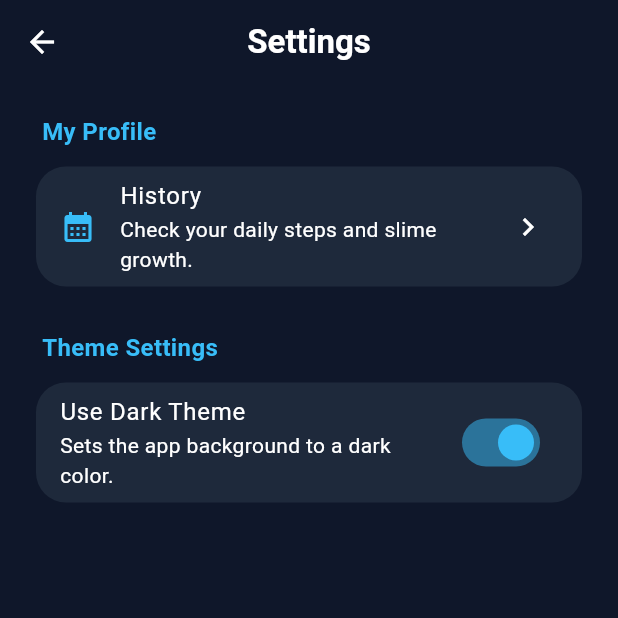
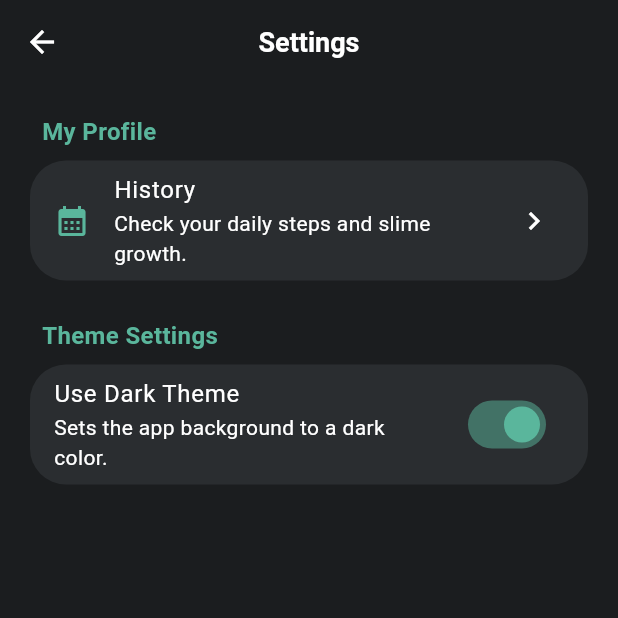
Before and after one commit to dduddupark/EnergySlime, a Flutter app: the screen it shows after launch, after a tap on the "settings" icon, on a phone screen of 412 x 824 dp, the top half of it. Run offline on Flutter 3.47's test engine with Material 3 defaults, Android fonts, the phone set to English and light mode, and no system bars; our stand-ins replace google_fonts, pedometer, permission_handler, shared_preferences, sqflite, table_calendar; missing offline and left inert: flutter_foreground_task, health; accounts and stored records are empty.

Commit message:
style: apply Soft Pastel Round theme UI redesign

```diff
--- a/lib/main.dart
+++ b/lib/main.dart
@@ -3,6 +3,7 @@ import 'ui/dashboard/dashboard_screen.dart';
 import 'package:flutter_foreground_task/flutter_foreground_task.dart';
 import 'core/theme/theme_manager.dart';
 import 'package:stepflow/l10n/app_localizations.dart';
+import 'package:google_fonts/google_fonts.dart';
 
 void main() {
   FlutterForegroundTask.initCommunicationPort();
@@ -25,28 +26,70 @@ class MyApp extends StatelessWidget {
           themeMode: themeManager.themeMode,
           theme: ThemeData(
             brightness: Brightness.light,
-            scaffoldBackgroundColor: const Color(0xFFF1F5F9), // Slate 100
+            scaffoldBackgroundColor: const Color(0xFFF8F9FA), // 아주 연한 그레이 (Soft Pastel)
             appBarTheme: const AppBarTheme(
-              backgroundColor: Color(0xFFF1F5F9),
-              foregroundColor: Color(0xFF0F172A),
+              backgroundColor: Color(0xFFF8F9FA),
+              foregroundColor: Color(0xFF212529),
               elevation: 0,
+              centerTitle: true,
+              titleTextStyle: TextStyle(fontWeight: FontWeight.bold, fontSize: 18, color: Color(0xFF212529)),
             ),
             colorScheme: const ColorScheme.light(
-              primary: Color(0xFF38BDF8),
+              primary: Color(0xFF6EDABC), // 민트 블루
               surface: Colors.white,
+              onSurface: Color(0xFF212529),
+            ),
+            textTheme: GoogleFonts.nanumGothicTextTheme(ThemeData.light().textTheme),
+            cardTheme: CardThemeData(
+              elevation: 4,
+              shadowColor: Colors.black.withOpacity(0.05),
+              shape: RoundedRectangleBorder(borderRadius: BorderRadius.circular(24.0)),
+              margin: EdgeInsets.zero,
+            ),
+            elevatedButtonTheme: ElevatedButtonThemeData(
+              style: ElevatedButton.styleFrom(
+                backgroundColor: const Color(0xFF6EDABC),
+                foregroundColor: Colors.white,
+                elevation: 4,
+                shadowColor: Colors.black.withOpacity(0.05),
+                shape: RoundedRectangleBorder(borderRadius: BorderRadius.circular(24.0)),
+                padding: const EdgeInsets.symmetric(horizontal: 24, vertical: 12),
+                textStyle: const TextStyle(fontWeight: FontWeight.bold),
+              ),
             ),
           ),
           darkTheme: ThemeData(
             brightness: Brightness.dark,
-            scaffoldBackgroundColor: const Color(0xFF0F172A),
+            scaffoldBackgroundColor: const Color(0xFF1B1D1F),
             appBarTheme: const AppBarTheme(
-              backgroundColor: Color(0xFF0F172A),
+              backgroundColor: Color(0xFF1B1D1F),
               foregroundColor: Colors.white,
               elevation: 0,
+              centerTitle: true,
+              titleTextStyle: TextStyle(fontWeight: FontWeight.bold, fontSize: 18, color: Colors.white),
             ),
             colorScheme: const ColorScheme.dark(
-              primary: Color(0xFF38BDF8),
-              surface: Color(0xFF1E293B),
+              primary: Color(0xFF5AB69C),
+              surface: Color(0xFF2A2D30),
+              onSurface: Colors.white,
+            ),
+            textTheme: GoogleFonts.nanumGothicTextTheme(ThemeData.dark().textTheme),
+            cardTheme: CardThemeData(
+              elevation: 4,
+              shadowColor: Colors.white.withOpacity(0.05),
+              shape: RoundedRectangleBorder(borderRadius: BorderRadius.circular(24.0)),
+              margin: EdgeInsets.zero,
+            ),
+            elevatedButtonTheme: ElevatedButtonThemeData(
+              style: ElevatedButton.styleFrom(
+                backgroundColor: const Color(0xFF5AB69C),
+                foregroundColor: Colors.white,
+                elevation: 4,
+                shadowColor: Colors.white.withOpacity(0.05),
+                shape: RoundedRectangleBorder(borderRadius: BorderRadius.circular(24.0)),
+                padding: const EdgeInsets.symmetric(horizontal: 24, vertical: 12),
+                textStyle: const TextStyle(fontWeight: FontWeight.bold),
+              ),
             ),
           ),
           home: const WithForegroundTask(child: DashboardScreenWrapper()),
--- a/lib/ui/dashboard/dashboard_screen.dart
+++ b/lib/ui/dashboard/dashboard_screen.dart
@@ -243,7 +243,7 @@ class _DashboardScreenState extends State<DashboardScreen> with WidgetsBindingOb
               margin: const EdgeInsets.symmetric(vertical: 12, horizontal: 4),
               decoration: BoxDecoration(
                 color: colorScheme.primary.withOpacity(0.1),
-                borderRadius: BorderRadius.circular(20),
+                borderRadius: BorderRadius.circular(24.0),
               ),
               child: Row(
                 children: [
@@ -277,7 +277,7 @@ class _DashboardScreenState extends State<DashboardScreen> with WidgetsBindingOb
                   margin: EdgeInsets.only(bottom: 20),
                   decoration: BoxDecoration(
                     color: Colors.orange.withOpacity(0.2),
-                    borderRadius: BorderRadius.circular(12),
+                    borderRadius: BorderRadius.circular(24.0),
                     border: Border.all(color: Colors.orange),
                   ),
                   child: Row(
@@ -335,7 +335,7 @@ class _DashboardScreenState extends State<DashboardScreen> with WidgetsBindingOb
       width: double.infinity,
       decoration: BoxDecoration(
         color: colorScheme.surface,
-        borderRadius: BorderRadius.circular(30),
+        borderRadius: BorderRadius.circular(24.0),
         boxShadow: [
           BoxShadow(
             color: Colors.black.withOpacity(0.05),
@@ -349,7 +349,7 @@ class _DashboardScreenState extends State<DashboardScreen> with WidgetsBindingOb
           if (bgItem != null)
             Positioned.fill(
               child: ClipRRect(
-                borderRadius: BorderRadius.circular(30),
+                borderRadius: BorderRadius.circular(24.0),
                 child: Opacity(
                   opacity: 0.3,
                   child: FittedBox(
@@ -360,7 +360,7 @@ class _DashboardScreenState extends State<DashboardScreen> with WidgetsBindingOb
               ),
             ),
           Padding(
-            padding: EdgeInsets.all(25),
+            padding: const EdgeInsets.all(20),
             child: Column(
               children: [
                 SlimeCharacter(
@@ -505,10 +505,10 @@ class _DashboardScreenState extends State<DashboardScreen> with WidgetsBindingOb
 
   Widget _buildStatCard(ColorScheme colorScheme, String title, String value, String unit, IconData icon, Color color) {
     return Container(
-      padding: EdgeInsets.all(20),
+      padding: const EdgeInsets.all(20),
       decoration: BoxDecoration(
         color: colorScheme.surface,
-        borderRadius: BorderRadius.circular(20),
+        borderRadius: BorderRadius.circular(24.0),
         boxShadow: [
           BoxShadow(
             color: Colors.black.withOpacity(0.05),
--- a/lib/ui/settings/history_screen.dart
+++ b/lib/ui/settings/history_screen.dart
@@ -143,7 +143,7 @@ class _HistoryScreenState extends State<HistoryScreen> {
                   Container(
                     decoration: BoxDecoration(
                       color: colorScheme.surface,
-                      borderRadius: BorderRadius.circular(30),
+                      borderRadius: BorderRadius.circular(24.0),
                       boxShadow: [
                         BoxShadow(
                           color: Colors.black.withOpacity(0.05),
@@ -152,7 +152,7 @@ class _HistoryScreenState extends State<HistoryScreen> {
                         ),
                       ],
                     ),
-                    padding: const EdgeInsets.all(15),
+                    padding: const EdgeInsets.all(20),
                     child: TableCalendar(
                       locale: localeStr,
                       firstDay: DateTime.utc(2023, 1, 1),
--- a/lib/ui/settings/settings_screen.dart
+++ b/lib/ui/settings/settings_screen.dart
@@ -28,11 +28,11 @@ class SettingsScreen extends StatelessWidget {
           Card(
             elevation: 0,
             color: Theme.of(context).colorScheme.surface,
-            shape: RoundedRectangleBorder(borderRadius: BorderRadius.circular(20)),
+            shape: RoundedRectangleBorder(borderRadius: BorderRadius.circular(24.0)),
             child: Column(
               children: [
                 ListTile(
-                  leading: const Icon(Icons.calendar_month, color: Color(0xFF38BDF8)),
+                  leading: Icon(Icons.calendar_month, color: Theme.of(context).colorScheme.primary),
                   title: Text(AppLocalizations.of(context)!.checkHistory),
                   subtitle: Text(AppLocalizations.of(context)!.historySubtitle),
                   trailing: const Icon(Icons.chevron_right),
@@ -61,7 +61,7 @@ class SettingsScreen extends StatelessWidget {
           Card(
             elevation: 0,
             color: Theme.of(context).colorScheme.surface,
-            shape: RoundedRectangleBorder(borderRadius: BorderRadius.circular(20)),
+            shape: RoundedRectangleBorder(borderRadius: BorderRadius.circular(24.0)),
             child: Column(
               children: [
                 ListenableBuilder(
@@ -71,11 +71,11 @@ class SettingsScreen extends StatelessWidget {
                       title: Text(AppLocalizations.of(context)!.darkTheme),
                       subtitle: Text(AppLocalizations.of(context)!.darkThemeSubtitle),
                       value: themeManager.isDarkMode,
-                      shape: RoundedRectangleBorder(borderRadius: BorderRadius.circular(20)),
+                      shape: RoundedRectangleBorder(borderRadius: BorderRadius.circular(24.0)),
                       onChanged: (value) {
                         themeManager.toggleTheme(value);
                       },
-                      activeColor: const Color(0xFF38BDF8),
+                      activeColor: Theme.of(context).colorScheme.primary,
                     );
                   },
                 ),
--- a/lib/ui/shop/purchase_history_screen.dart
+++ b/lib/ui/shop/purchase_history_screen.dart
@@ -46,20 +46,20 @@ class _PurchaseHistoryScreenState extends State<PurchaseHistoryScreen> {
                   ),
                 )
               : ListView.builder(
-                  padding: const EdgeInsets.all(16),
+                  padding: const EdgeInsets.all(20),
                   itemCount: _purchasedItems.length,
                   itemBuilder: (context, index) {
                     final item = _purchasedItems[index];
                     return Card(
                       margin: const EdgeInsets.only(bottom: 12),
-                      shape: RoundedRectangleBorder(borderRadius: BorderRadius.circular(16)),
+                      shape: RoundedRectangleBorder(borderRadius: BorderRadius.circular(24.0)),
                       child: ListTile(
                         leading: Container(
                           width: 50,
                           height: 50,
                           decoration: BoxDecoration(
                             color: Colors.grey.withOpacity(0.1),
-                            borderRadius: BorderRadius.circular(8),
+                            borderRadius: BorderRadius.circular(12.0),
                           ),
                           child: Center(
                             child: FittedBox(
--- a/lib/ui/shop/shop_screen.dart
+++ b/lib/ui/shop/shop_screen.dart
@@ -100,7 +100,7 @@ class _ShopScreenState extends State<ShopScreen> {
               margin: const EdgeInsets.symmetric(vertical: 12, horizontal: 16),
               decoration: BoxDecoration(
                 color: colorScheme.primary.withOpacity(0.1),
-                borderRadius: BorderRadius.circular(20),
+                borderRadius: BorderRadius.circular(24.0),
               ),
               child: Row(
                 children: [
@@ -133,7 +133,7 @@ class _ShopScreenState extends State<ShopScreen> {
           ),
           Expanded(
             child: GridView.builder(
-        padding: const EdgeInsets.all(16.0),
+        padding: const EdgeInsets.all(20.0),
         gridDelegate: const SliverGridDelegateWithFixedCrossAxisCount(
           crossAxisCount: 2,
           crossAxisSpacing: 16,
@@ -145,7 +145,7 @@ class _ShopScreenState extends State<ShopScreen> {
           final item = _items[index];
           return Card(
             elevation: 4,
-            shape: RoundedRectangleBorder(borderRadius: BorderRadius.circular(20)),
+            shape: RoundedRectangleBorder(borderRadius: BorderRadius.circular(24.0)),
             child: Column(
               mainAxisAlignment: MainAxisAlignment.end,
               children: [
@@ -194,7 +194,7 @@ class _ShopScreenState extends State<ShopScreen> {
                               ? colorScheme.primary
                               : Colors.blueAccent,
                       minimumSize: const Size(double.infinity, 36),
-                      shape: RoundedRectangleBorder(borderRadius: BorderRadius.circular(12)),
+                      shape: RoundedRectangleBorder(borderRadius: BorderRadius.circular(24.0)),
                     ),
                     onPressed: () {
                       if (!item.isPurchased) {
--- a/pubspec.yaml
+++ b/pubspec.yaml
@@ -21,6 +21,7 @@ dependencies:
   shared_preferences: ^2.5.4
   flutter_foreground_task: ^9.2.0
   table_calendar: ^3.1.3
+  google_fonts: ^8.0.2
 
 dev_dependencies:
   flutter_test:
```
Also changed, not shown: pubspec.lock.
